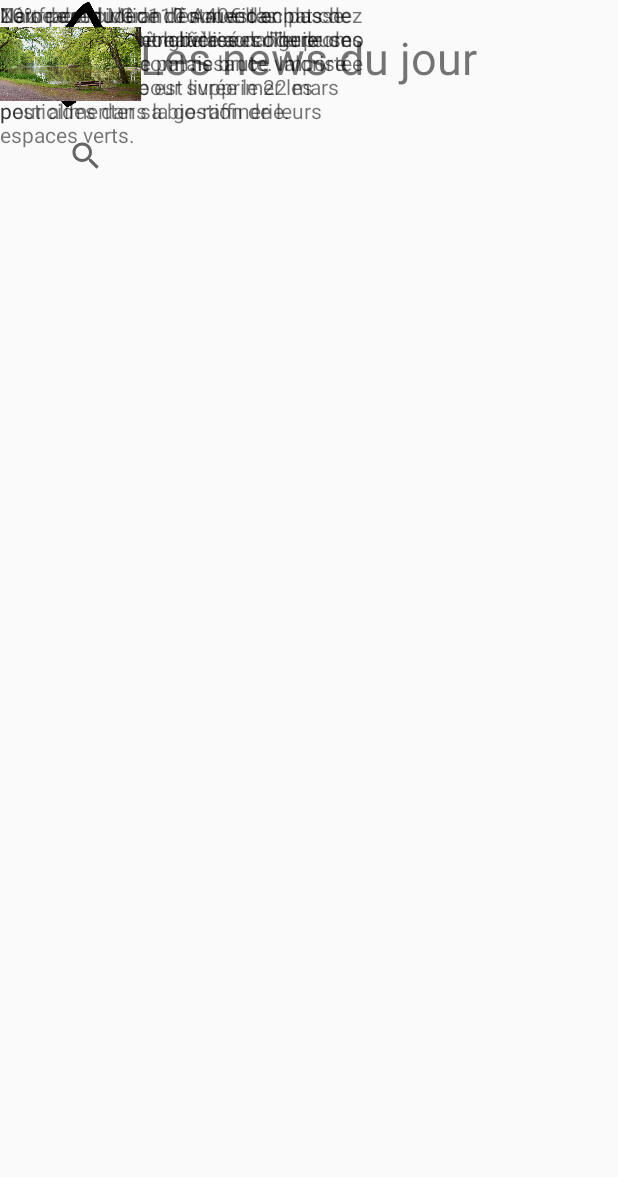
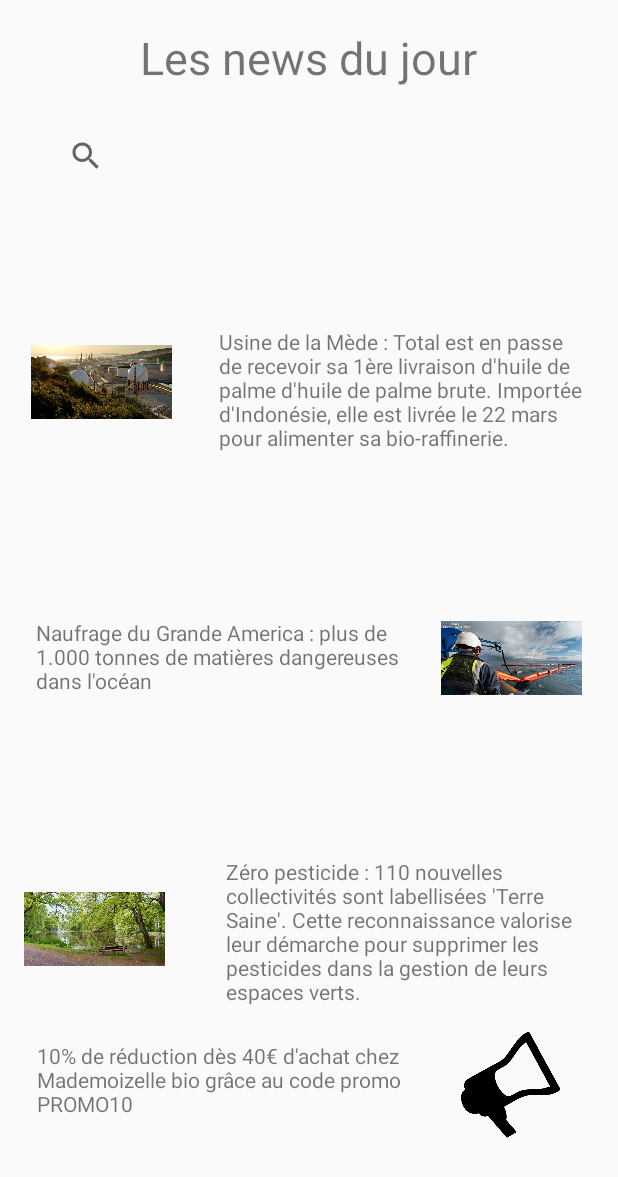
Before and after one commit to Aitux/ecostate, an Android app: the layout activity_new.xml on its own in the app's theme, with its tools: preview values and no code run, on a phone screen of 412 x 824 dp. Shown: the top 1177 px of the screen. Run offline under Robolectric (Android 15) with nearby library versions, the phone set to English and light mode, and no system bars.

Commit message:
correction de toutes les erreurs

```diff
--- a/app/src/main/java/fil/ecostate/New.java
+++ b/app/src/main/java/fil/ecostate/New.java
@@ -15,6 +15,7 @@ public class New extends AppCompatActivity {
         setContentView(R.layout.activity_new);
         getSupportActionBar().hide();
 
+        /*
         Button compte = findViewById(R.id.button23);
         Button astuces = findViewById(R.id.button17);
         Button stats = findViewById(R.id.button21);
@@ -57,5 +58,6 @@ public class New extends AppCompatActivity {
                 startActivity(goStats);
             }
         });
+        */
     }
 }
--- a/app/src/main/java/fil/ecostate/QuizzJour.java
+++ b/app/src/main/java/fil/ecostate/QuizzJour.java
@@ -20,7 +20,7 @@ public class QuizzJour extends AppCompatActivity {
         setContentView(R.layout.activity_quizzjour);
         getSupportActionBar().hide();
 
-        Button validerQuizz = findViewById(R.id.button22);
+        Button validerQuizz = findViewById(R.id.button00);
         RadioButton b1_1 = findViewById(R.id.radioButton11);
         RadioButton b1_2 = findViewById(R.id.radioButton12);
         RadioButton b1_3 = findViewById(R.id.radioButton13);
@@ -40,10 +40,10 @@ public class QuizzJour extends AppCompatActivity {
             @Override
             public void onClick(View v) {
                 //ajouter le nb de bonnes réponses
-                compteur = compteReponses(View);
+                compteur = compteReponses(v);
                 showDialog(DIALOG_ALERT);
 
-                Intent goMap = new Intent(Map.this, Map.class);
+                Intent goMap = new Intent(QuizzJour.this, Map.class);
                 startActivity(goMap);
                 finish();
             }
--- a/app/src/main/res/layout/activity_new.xml
+++ b/app/src/main/res/layout/activity_new.xml
@@ -1,6 +1,5 @@
 <?xml version="1.0" encoding="utf-8"?>
-<android.support.constraint.ConstraintLayout
-    xmlns:android="http://schemas.android.com/apk/res/android"
+<android.support.constraint.ConstraintLayout xmlns:android="http://schemas.android.com/apk/res/android"
     xmlns:app="http://schemas.android.com/apk/res-auto"
     xmlns:tools="http://schemas.android.com/tools"
     android:layout_width="match_parent"
@@ -20,6 +19,7 @@
         app:layout_constraintVertical_bias="0.023" />
 
     <SearchView
+        android:id="@+id/searchView"
         android:layout_width="362dp"
         android:layout_height="34dp"
         app:layout_constraintBottom_toBottomOf="parent"
@@ -33,65 +33,119 @@
         android:id="@+id/textView3"
         android:layout_width="254dp"
         android:layout_height="85dp"
+        android:layout_marginStart="16dp"
+        android:layout_marginLeft="16dp"
+        android:layout_marginTop="22dp"
+        android:layout_marginEnd="4dp"
+        android:layout_marginRight="4dp"
+        android:layout_marginBottom="4dp"
         android:text="Naufrage du Grande America : plus de 1.000 tonnes de matières dangereuses dans l'océan
 "
-        tools:layout_editor_absoluteX="16dp"
-        tools:layout_editor_absoluteY="221dp" />
+        app:layout_constraintBottom_toTopOf="@+id/textView24"
+        app:layout_constraintEnd_toStartOf="@+id/imageView4"
+        app:layout_constraintStart_toStartOf="parent"
+        app:layout_constraintTop_toBottomOf="@+id/imageView12" />
 
     <TextView
         android:id="@+id/textView24"
         android:layout_width="254dp"
         android:layout_height="107dp"
+        android:layout_marginEnd="7dp"
+        android:layout_marginRight="7dp"
+        android:layout_marginBottom="8dp"
         android:text="Zéro pesticide : 110 nouvelles collectivités sont labellisées 'Terre Saine'. Cette reconnaissance valorise leur démarche pour supprimer les pesticides dans la gestion de leurs espaces verts."
-        tools:layout_editor_absoluteX="123dp"
-        tools:layout_editor_absoluteY="306dp" />
+        app:layout_constraintBottom_toTopOf="@+id/imageView11"
+        app:layout_constraintEnd_toEndOf="parent"
+        app:layout_constraintHorizontal_bias="1.0"
+        app:layout_constraintStart_toEndOf="@+id/textView3" />
 
     <ImageView
         android:id="@+id/imageView12"
         android:layout_width="94dp"
         android:layout_height="85dp"
-        app:srcCompat="@drawable/usine"
-        tools:layout_editor_absoluteX="16dp"
-        tools:layout_editor_absoluteY="114dp" />
+        android:layout_marginStart="16dp"
+        android:layout_marginLeft="16dp"
+        android:layout_marginTop="21dp"
+        android:layout_marginEnd="13dp"
+        android:layout_marginRight="13dp"
+        android:layout_marginBottom="22dp"
+        app:layout_constraintBottom_toTopOf="@+id/textView3"
+        app:layout_constraintEnd_toStartOf="@+id/textView26"
+        app:layout_constraintStart_toStartOf="parent"
+        app:layout_constraintTop_toBottomOf="@+id/searchView"
+        app:srcCompat="@drawable/usine" />
 
     <TextView
         android:id="@+id/textView23"
         android:layout_width="256dp"
         android:layout_height="60dp"
+        android:layout_marginStart="16dp"
+        android:layout_marginLeft="16dp"
+        android:layout_marginEnd="2dp"
+        android:layout_marginRight="2dp"
+        android:layout_marginBottom="70dp"
         android:text="10% de réduction dès 40€ d'achat chez Mademoizelle bio grâce au code promo PROMO10"
-        tools:layout_editor_absoluteX="16dp"
-        tools:layout_editor_absoluteY="437dp" />
+        app:layout_constraintBottom_toBottomOf="parent"
+        app:layout_constraintEnd_toStartOf="@+id/imageView11"
+        app:layout_constraintStart_toStartOf="parent" />
 
     <TextView
         android:id="@+id/textView26"
         android:layout_width="254dp"
         android:layout_height="85dp"
+        android:layout_marginStart="13dp"
+        android:layout_marginLeft="13dp"
+        android:layout_marginTop="21dp"
+        android:layout_marginEnd="7dp"
+        android:layout_marginRight="7dp"
+        android:layout_marginBottom="8dp"
         android:text="Usine de la Mède : Total est en passe de recevoir sa 1ère livraison d'huile de palme d'huile de palme brute. Importée d'Indonésie, elle est livrée le 22 mars pour alimenter sa bio-raffinerie."
-        tools:layout_editor_absoluteX="123dp"
-        tools:layout_editor_absoluteY="114dp" />
+        app:layout_constraintBottom_toTopOf="@+id/imageView4"
+        app:layout_constraintEnd_toEndOf="parent"
+        app:layout_constraintStart_toEndOf="@+id/imageView12"
+        app:layout_constraintTop_toBottomOf="@+id/searchView" />
 
     <ImageView
         android:id="@+id/imageView4"
         android:layout_width="94dp"
         android:layout_height="85dp"
-        app:srcCompat="@drawable/navire"
-        tools:layout_editor_absoluteX="274dp"
-        tools:layout_editor_absoluteY="207dp" />
+        android:layout_marginStart="4dp"
+        android:layout_marginTop="8dp"
+        android:layout_marginLeft="4dp"
+        android:layout_marginEnd="16dp"
+        android:layout_marginRight="16dp"
+        android:layout_marginBottom="14dp"
+        app:layout_constraintBottom_toTopOf="@+id/textView24"
+        app:layout_constraintEnd_toEndOf="parent"
+        app:layout_constraintStart_toEndOf="@+id/textView3"
+        app:layout_constraintTop_toBottomOf="@+id/textView26"
+        app:srcCompat="@drawable/navire" />
 
     <ImageView
         android:id="@+id/imageView11"
         android:layout_width="94dp"
         android:layout_height="85dp"
-        app:srcCompat="@drawable/promo"
-        tools:layout_editor_absoluteX="274dp"
-        tools:layout_editor_absoluteY="430dp" />
+        android:layout_marginStart="2dp"
+        android:layout_marginLeft="2dp"
+        android:layout_marginEnd="16dp"
+        android:layout_marginRight="16dp"
+        android:layout_marginBottom="52dp"
+        app:layout_constraintBottom_toBottomOf="parent"
+        app:layout_constraintEnd_toEndOf="parent"
+        app:layout_constraintStart_toEndOf="@+id/textView23"
+        app:srcCompat="@drawable/promo" />
 
     <ImageView
         android:id="@+id/imageView6"
         android:layout_width="94dp"
         android:layout_height="85dp"
-        app:srcCompat="@drawable/nature"
-        tools:layout_editor_absoluteX="16dp"
-        tools:layout_editor_absoluteY="306dp" />
+        android:layout_marginStart="16dp"
+        android:layout_marginLeft="16dp"
+        android:layout_marginBottom="32dp"
+        app:layout_constraintBottom_toTopOf="@+id/textView23"
+        app:layout_constraintEnd_toStartOf="@+id/textView24"
+        app:layout_constraintHorizontal_bias="0.0"
+        app:layout_constraintStart_toStartOf="parent"
+        app:srcCompat="@drawable/nature" />
 
 </android.support.constraint.ConstraintLayout>
--- a/app/src/main/res/layout/activity_quizzjour.xml
+++ b/app/src/main/res/layout/activity_quizzjour.xml
@@ -217,7 +217,7 @@
             tools:layout_editor_absoluteY="246dp" />
 
         <RadioButton
-            android:id="@+id/radioButton32"
+            android:id="@+id/radioButton31"
             android:layout_width="wrap_content"
             android:layout_height="wrap_content"
             android:text="communauté écologique"
```
